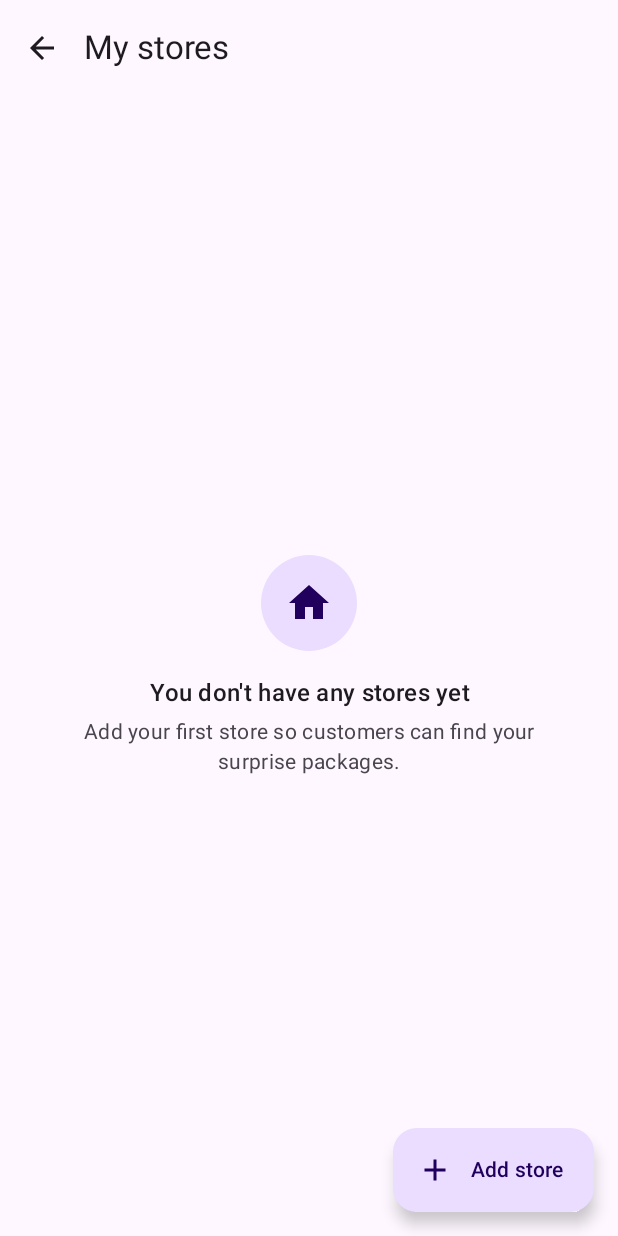
After one commit to jonathanDeNies/MobileDevelopmentProject, an Android app built with Jetpack Compose: the MyStoresScreen screen opened through its navigation route, on a phone screen of 412 x 824 dp. The commit adds this screen. Run offline under Robolectric (Android 15) with nearby library versions, the phone set to English and light mode, and no system bars; our stand-ins replace Firebase (no records; nobody signed in at launch, a user with empty details on screens opened directly).

Commit message:
Add My stores screen for merchants

```diff
--- a/app/src/main/java/com/example/restredder/data/repository/StoreRepository.kt
+++ b/app/src/main/java/com/example/restredder/data/repository/StoreRepository.kt
@@ -4,6 +4,9 @@ import com.example.restredder.data.model.Store
 import com.example.restredder.data.model.StoreCategory
 import com.google.firebase.auth.FirebaseAuth
 import com.google.firebase.firestore.FirebaseFirestore
+import kotlinx.coroutines.channels.awaitClose
+import kotlinx.coroutines.flow.Flow
+import kotlinx.coroutines.flow.callbackFlow
 import kotlinx.coroutines.tasks.await
 
 class StoreRepository(
@@ -40,4 +43,30 @@ class StoreRepository(
         }
     }
 
+    /**
+     * Live list of the logged-in merchant's stores, sorted by name.
+     * Emits again whenever a store is added, changed or removed.
+     * Sorted in the app, so Firestore doesn't need a composite index.
+     */
+    fun observeMyStores(): Flow<List<Store>> = callbackFlow {
+        val uid = auth.currentUser?.uid
+        if (uid == null) {
+            trySend(emptyList())
+            close()
+            return@callbackFlow
+        }
+
+        val registration = firestore.collection("stores")
+            .whereEqualTo("ownerId", uid)
+            .addSnapshotListener { snapshot, error ->
+                if (error != null) {
+                    close(error)
+                    return@addSnapshotListener
+                }
+                val stores = snapshot?.toObjects(Store::class.java).orEmpty()
+                trySend(stores.sortedBy { it.name.lowercase() })
+            }
+
+        awaitClose { registration.remove() }
+    }
 }
--- a/app/src/main/java/com/example/restredder/ui/home/HomeScreen.kt
+++ b/app/src/main/java/com/example/restredder/ui/home/HomeScreen.kt
@@ -24,7 +24,7 @@ import com.example.restredder.R
 @Composable
 fun HomeScreen(
     onAvailablePackagesClick: () -> Unit,
-    onCreateStoreClick: () -> Unit,
+    onMyStoresClick: () -> Unit,
     onLoggedOut: () -> Unit,
     viewModel: HomeViewModel = viewModel()
 ) {
@@ -42,10 +42,10 @@ fun HomeScreen(
         } else {
             if (uiState.role == "merchant") {
                 Button(
-                    onClick = onCreateStoreClick,
+                    onClick = onMyStoresClick,
                     modifier = Modifier.fillMaxWidth()
                 ) {
-                    Text(stringResource(R.string.create_store_button))
+                    Text(stringResource(R.string.my_stores_button))
                 }
             } else {
                 Button(
--- a/app/src/main/java/com/example/restredder/ui/navigation/AppNavHost.kt
+++ b/app/src/main/java/com/example/restredder/ui/navigation/AppNavHost.kt
@@ -22,6 +22,7 @@ import com.example.restredder.ui.location.LocationPickerViewModel.Companion.ARG_
 import com.example.restredder.ui.packages.AvailablePackagesScreen
 import com.example.restredder.ui.store.CreateStoreScreen
 import com.example.restredder.ui.store.CreateStoreViewModel
+import com.example.restredder.ui.store.MyStoresScreen
 
 object Routes {
     const val LOGIN = "login"
@@ -29,6 +30,7 @@ object Routes {
     const val FORGOT_PASSWORD = "forgot_password"
     const val HOME = "home"
     const val AVAILABLE_PACKAGES = "available_packages"
+    const val MY_STORES = "my_stores"
     const val CREATE_STORE = "create_store"
     const val LOCATION_PICKER =
         "location_picker?$ARG_LATITUDE={$ARG_LATITUDE}&$ARG_LONGITUDE={$ARG_LONGITUDE}&$ARG_ADDRESS={$ARG_ADDRESS}"
@@ -88,8 +90,8 @@ fun AppNavHost(
                 onAvailablePackagesClick = {
                     navController.navigate(Routes.AVAILABLE_PACKAGES)
                 },
-                onCreateStoreClick = {
-                    navController.navigate(Routes.CREATE_STORE)
+                onMyStoresClick = {
+                    navController.navigate(Routes.MY_STORES)
                 },
                 onLoggedOut = {
                     navController.navigate(Routes.LOGIN) {
@@ -101,6 +103,13 @@ fun AppNavHost(
 
         composable(Routes.AVAILABLE_PACKAGES) {
             AvailablePackagesScreen()
+        }
+
+        composable(Routes.MY_STORES) {
+            MyStoresScreen(
+                onBack = { navController.popBackStack() },
+                onAddStore = { navController.navigate(Routes.CREATE_STORE) }
+            )
         }
 
         composable(Routes.CREATE_STORE) { entry ->
--- /dev/null
+++ b/app/src/main/java/com/example/restredder/ui/store/MyStoresScreen.kt
@@ -0,0 +1,215 @@
+package com.example.restredder.ui.store
+
+import androidx.compose.foundation.layout.Arrangement
+import androidx.compose.foundation.layout.Box
+import androidx.compose.foundation.layout.Column
+import androidx.compose.foundation.layout.PaddingValues
+import androidx.compose.foundation.layout.Row
+import androidx.compose.foundation.layout.Spacer
+import androidx.compose.foundation.layout.WindowInsets
+import androidx.compose.foundation.layout.fillMaxSize
+import androidx.compose.foundation.layout.fillMaxWidth
+import androidx.compose.foundation.layout.height
+import androidx.compose.foundation.layout.padding
+import androidx.compose.foundation.layout.size
+import androidx.compose.foundation.layout.width
+import androidx.compose.foundation.lazy.LazyColumn
+import androidx.compose.foundation.lazy.items
+import androidx.compose.foundation.shape.RoundedCornerShape
+import androidx.compose.material.icons.Icons
+import androidx.compose.material.icons.automirrored.filled.ArrowBack
+import androidx.compose.material.icons.filled.Add
+import androidx.compose.material.icons.filled.Home
+import androidx.compose.material.icons.filled.Place
+import androidx.compose.material3.Card
+import androidx.compose.material3.CardDefaults
+import androidx.compose.material3.CircularProgressIndicator
+import androidx.compose.material3.ExperimentalMaterial3Api
+import androidx.compose.material3.ExtendedFloatingActionButton
+import androidx.compose.material3.Icon
+import androidx.compose.material3.IconButton
+import androidx.compose.material3.MaterialTheme
+import androidx.compose.material3.Scaffold
+import androidx.compose.material3.Surface
+import androidx.compose.material3.Text
+import androidx.compose.material3.TopAppBar
+import androidx.compose.runtime.Composable
+import androidx.compose.runtime.getValue
+import androidx.compose.ui.Alignment
+import androidx.compose.ui.Modifier
+import androidx.compose.ui.res.stringResource
+import androidx.compose.ui.text.style.TextAlign
+import androidx.compose.ui.text.style.TextOverflow
+import androidx.compose.ui.unit.dp
+import androidx.lifecycle.compose.collectAsStateWithLifecycle
+import androidx.lifecycle.viewmodel.compose.viewModel
+import com.example.restredder.R
+import com.example.restredder.data.model.Store
+import com.example.restredder.data.model.StoreCategory
+
+@OptIn(ExperimentalMaterial3Api::class)
+@Composable
+fun MyStoresScreen(
+    onBack: () -> Unit,
+    onAddStore: () -> Unit,
+    viewModel: MyStoresViewModel = viewModel()
+) {
+    val uiState by viewModel.uiState.collectAsStateWithLifecycle()
+
+    Scaffold(
+        // The activity already applies the system bar padding.
+        contentWindowInsets = WindowInsets(0),
+        topBar = {
+            TopAppBar(
+                title = { Text(stringResource(R.string.my_stores_title)) },
+                navigationIcon = {
+                    IconButton(onClick = onBack) {
+                        Icon(
+                            imageVector = Icons.AutoMirrored.Filled.ArrowBack,
+                            contentDescription = stringResource(R.string.back_button)
+                        )
+                    }
+                },
+                windowInsets = WindowInsets(0)
+            )
+        },
+        floatingActionButton = {
+            ExtendedFloatingActionButton(
+                onClick = onAddStore,
+                icon = { Icon(Icons.Filled.Add, contentDescription = null) },
+                text = { Text(stringResource(R.string.add_store_button)) }
+            )
+        }
+    ) { innerPadding ->
+        Box(
+            modifier = Modifier
+                .padding(innerPadding)
+                .fillMaxSize()
+        ) {
+            when {
+                uiState.isLoading -> CircularProgressIndicator(
+                    modifier = Modifier.align(Alignment.Center)
+                )
+
+                uiState.errorMessageRes != null -> Text(
+                    text = stringResource(uiState.errorMessageRes!!),
+                    color = MaterialTheme.colorScheme.error,
+                    textAlign = TextAlign.Center,
+                    modifier = Modifier
+                        .align(Alignment.Center)
+                        .padding(24.dp)
+                )
+
+                uiState.stores.isEmpty() -> EmptyStores(
+                    modifier = Modifier.align(Alignment.Center)
+                )
+
+                else -> LazyColumn(
+                    // Bottom padding so the last card isn't hidden behind the button.
+                    contentPadding = PaddingValues(
+                        start = 16.dp,
+                        end = 16.dp,
+                        top = 8.dp,
+                        bottom = 96.dp
+                    ),
+                    verticalArrangement = Arrangement.spacedBy(12.dp)
+                ) {
+                    items(uiState.stores, key = { it.id }) { store ->
+                        StoreCard(store)
+                    }
+                }
+            }
+        }
+    }
+}
+
+@Composable
+private fun StoreCard(store: Store) {
+    Card(
+        shape = RoundedCornerShape(20.dp),
+        colors = CardDefaults.cardColors(
+            containerColor = MaterialTheme.colorScheme.surfaceVariant
+        ),
+        modifier = Modifier.fillMaxWidth()
+    ) {
+        Column(modifier = Modifier.padding(16.dp)) {
+            Row(verticalAlignment = Alignment.CenterVertically) {
+                Text(
+                    text = store.name,
+                    style = MaterialTheme.typography.titleMedium,
+                    maxLines = 1,
+                    overflow = TextOverflow.Ellipsis,
+                    modifier = Modifier.weight(1f)
+                )
+                Spacer(modifier = Modifier.width(8.dp))
+                Surface(
+                    shape = RoundedCornerShape(8.dp),
+                    color = MaterialTheme.colorScheme.secondaryContainer
+                ) {
+                    Text(
+                        text = stringResource(StoreCategory.fromKey(store.category).labelRes()),
+                        style = MaterialTheme.typography.labelMedium,
+                        color = MaterialTheme.colorScheme.onSecondaryContainer,
+                        modifier = Modifier.padding(horizontal = 10.dp, vertical = 4.dp)
+                    )
+                }
+            }
+
+            Spacer(modifier = Modifier.height(8.dp))
+
+            Row(verticalAlignment = Alignment.CenterVertically) {
+                Icon(
+                    imageVector = Icons.Filled.Place,
+                    contentDescription = null,
+                    tint = MaterialTheme.colorScheme.primary,
+                    modifier = Modifier.size(18.dp)
+                )
+                Spacer(modifier = Modifier.width(6.dp))
+                Text(
+                    text = store.address.ifBlank {
+                        stringResource(R.string.coordinates_format, store.latitude, store.longitude)
+                    },
+                    style = MaterialTheme.typography.bodyMedium,
+                    color = MaterialTheme.colorScheme.onSurfaceVariant,
+                    maxLines = 2,
+                    overflow = TextOverflow.Ellipsis
+                )
+            }
+        }
+    }
+}
+
+@Composable
+private fun EmptyStores(modifier: Modifier = Modifier) {
+    Column(
+        modifier = modifier.padding(32.dp),
+        horizontalAlignment = Alignment.CenterHorizontally
+    ) {
+        Surface(
+            shape = RoundedCornerShape(50),
+            color = MaterialTheme.colorScheme.primaryContainer
+        ) {
+            Icon(
+                imageVector = Icons.Filled.Home,
+                contentDescription = null,
+                tint = MaterialTheme.colorScheme.onPrimaryContainer,
+                modifier = Modifier
+                    .padding(16.dp)
+                    .size(32.dp)
+            )
+        }
+        Spacer(modifier = Modifier.height(16.dp))
+        Text(
+            text = stringResource(R.string.no_stores_title),
+            style = MaterialTheme.typography.titleMedium,
+            textAlign = TextAlign.Center
+        )
+        Spacer(modifier = Modifier.height(4.dp))
+        Text(
+            text = stringResource(R.string.no_stores_subtitle),
+            style = MaterialTheme.typography.bodyMedium,
+            color = MaterialTheme.colorScheme.onSurfaceVariant,
+            textAlign = TextAlign.Center
+        )
+    }
+}
--- /dev/null
+++ b/app/src/main/java/com/example/restredder/ui/store/MyStoresViewModel.kt
@@ -0,0 +1,47 @@
+package com.example.restredder.ui.store
+
+import androidx.annotation.StringRes
+import androidx.lifecycle.ViewModel
+import androidx.lifecycle.viewModelScope
+import com.example.restredder.R
+import com.example.restredder.data.model.Store
+import com.example.restredder.data.repository.StoreRepository
+import com.google.firebase.firestore.FirebaseFirestoreException
+import kotlinx.coroutines.flow.SharingStarted
+import kotlinx.coroutines.flow.StateFlow
+import kotlinx.coroutines.flow.catch
+import kotlinx.coroutines.flow.map
+import kotlinx.coroutines.flow.stateIn
+
+data class MyStoresUiState(
+    val isLoading: Boolean = true,
+    val stores: List<Store> = emptyList(),
+    @StringRes val errorMessageRes: Int? = null
+)
+
+class MyStoresViewModel(
+    repository: StoreRepository = StoreRepository()
+) : ViewModel() {
+
+    val uiState: StateFlow<MyStoresUiState> = repository.observeMyStores()
+        .map { stores -> MyStoresUiState(isLoading = false, stores = stores) }
+        .catch { error ->
+            emit(MyStoresUiState(isLoading = false, errorMessageRes = error.toMessageRes()))
+        }
+        .stateIn(
+            scope = viewModelScope,
+            // Keep listening for 5 s after the screen goes away (e.g. while rotating).
+            started = SharingStarted.WhileSubscribed(5_000),
+            initialValue = MyStoresUiState()
+        )
+
+    @StringRes
+    private fun Throwable.toMessageRes(): Int =
+        if (this is FirebaseFirestoreException &&
+            code == FirebaseFirestoreException.Code.PERMISSION_DENIED
+        ) {
+            R.string.error_stores_permission
+        } else {
+            R.string.error_stores_load_failed
+        }
+}
--- a/app/src/main/res/values/strings.xml
+++ b/app/src/main/res/values/strings.xml
@@ -27,7 +27,13 @@
     <string name="error_invalid_email">Please enter a valid email address.</string>
     <string name="error_reset_failed">Could not send the reset link. Please try again.</string>
 
-    <string name="create_store_button">Create store</string>
+    <string name="my_stores_button">My stores</string>
+    <string name="my_stores_title">My stores</string>
+    <string name="add_store_button">Add store</string>
+    <string name="no_stores_title">You don\'t have any stores yet</string>
+    <string name="no_stores_subtitle">Add your first store so customers can find your surprise packages.</string>
+    <string name="error_stores_load_failed">Couldn\'t load your stores. Try again later.</string>
+    <string name="error_stores_permission">You don\'t have permission to view these stores.</string>
     <string name="create_store_title">Create your store</string>
     <string name="store_name_label">Store name</string>
     <string name="store_category_label">Category</string>
```
Also changed, not shown: app/src/main/java/com/example/restredder/data/model/Store.kt (+10 -1 lines).
